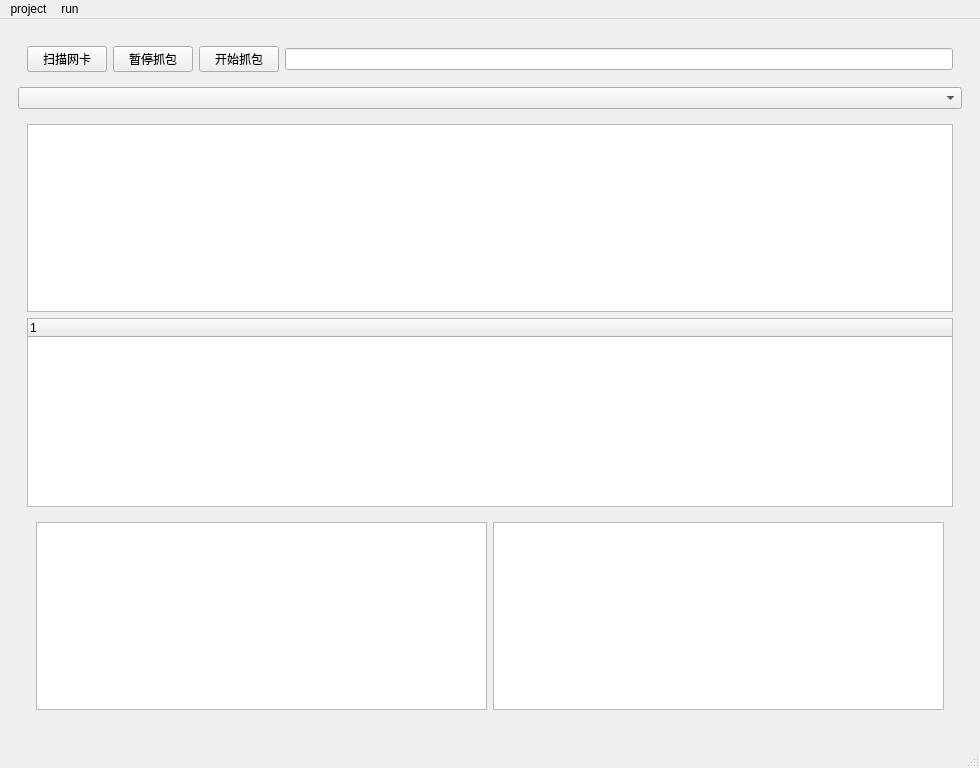
Old version of the form mainwindow.ui in the repository T-s-e/Sniffer.
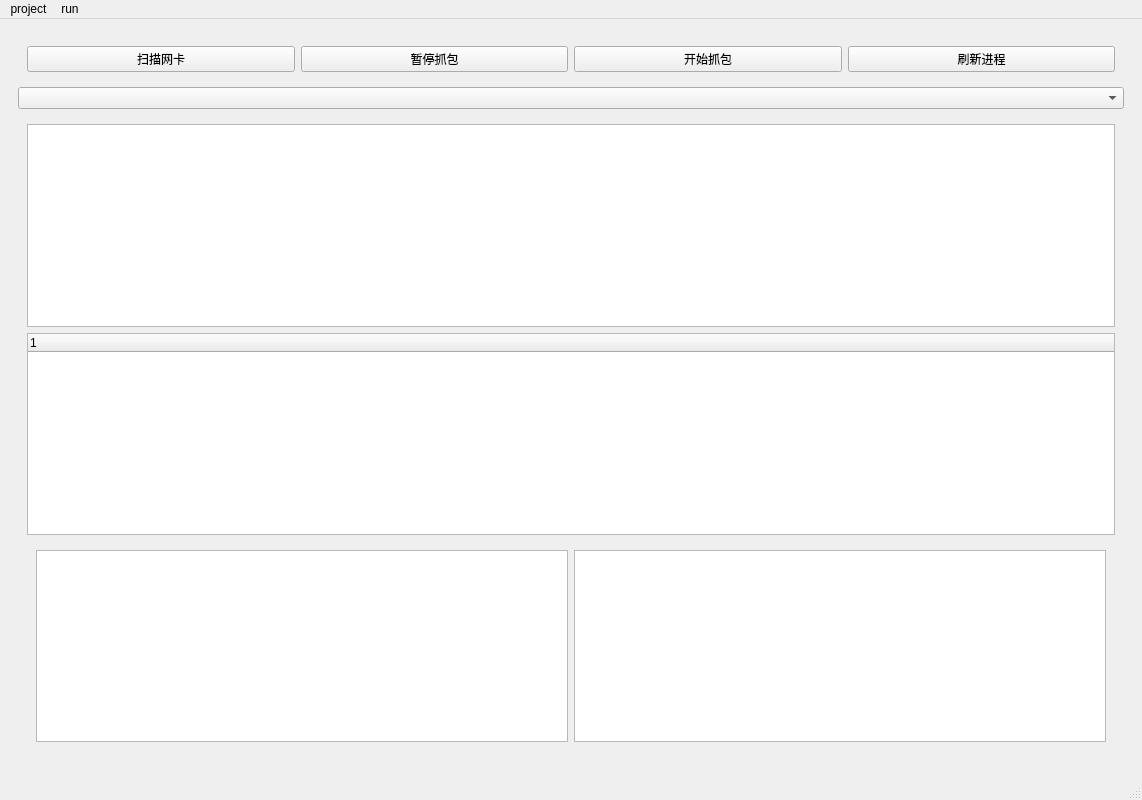
New version of the form. Icons and pictures are not drawn.

```diff
--- a/mainwindow.ui
+++ b/mainwindow.ui
@@ -6,8 +6,8 @@
    <rect>
     <x>0</x>
     <y>0</y>
-    <width>980</width>
-    <height>768</height>
+    <width>1142</width>
+    <height>800</height>
    </rect>
   </property>
   <property name="windowTitle">
@@ -43,7 +43,11 @@
            </widget>
           </item>
           <item>
-           <widget class="QLineEdit" name="lineEdit"/>
+           <widget class="QPushButton" name="pushButton_4">
+            <property name="text">
+             <string>刷新进程</string>
+            </property>
+           </widget>
           </item>
          </layout>
         </widget>
@@ -98,7 +102,7 @@
     <rect>
      <x>0</x>
      <y>0</y>
-     <width>980</width>
+     <width>1142</width>
      <height>26</height>
     </rect>
    </property>
```
